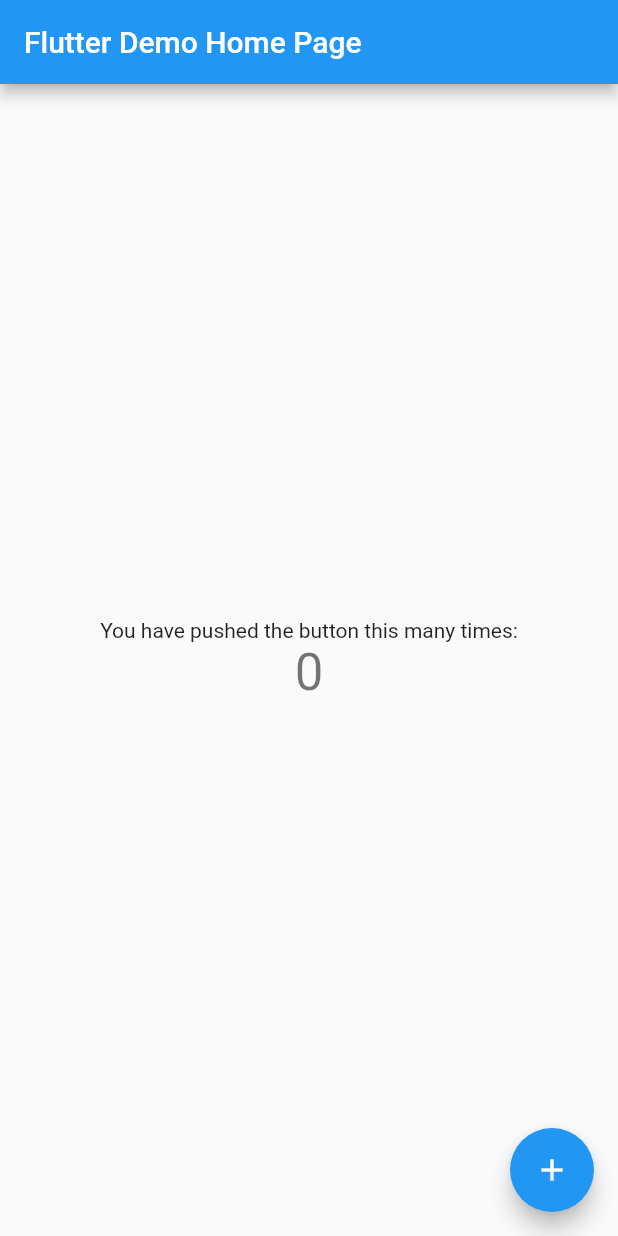
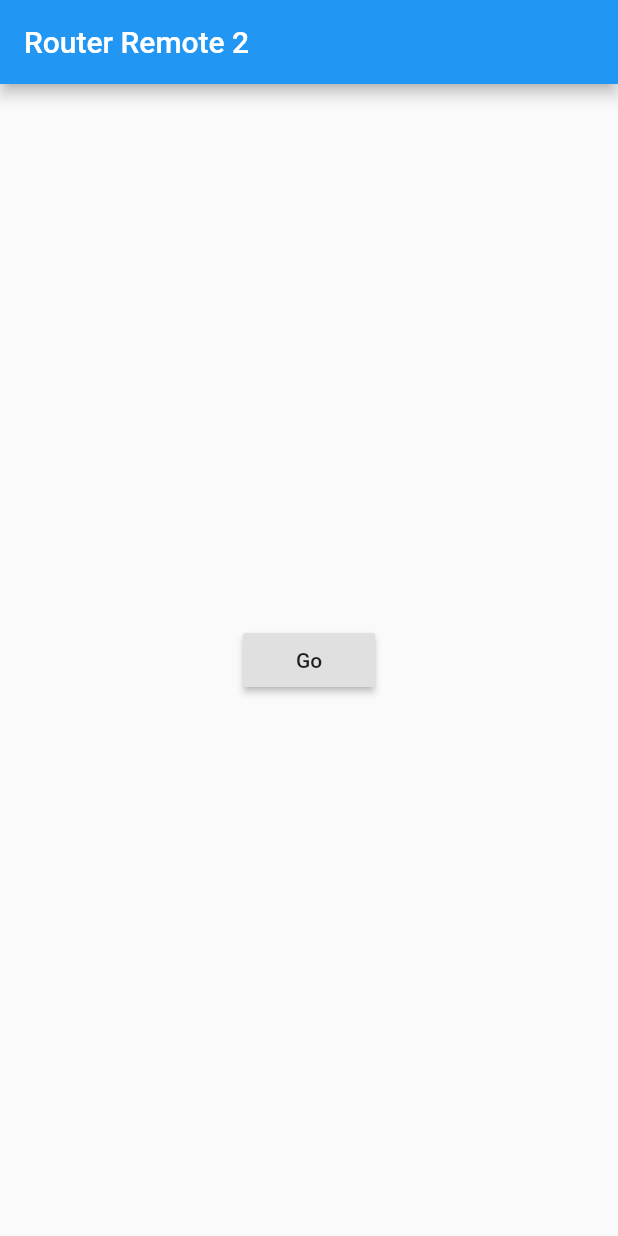
Before and after one commit to amake/router_remote2, a Flutter app: the screen it shows after launch, on a phone screen of 412 x 824 dp. Run offline on Flutter 3.47's test engine with Material 2 defaults, Android fonts, the phone set to English and light mode, and no system bars.

```diff
--- a/lib/main.dart
+++ b/lib/main.dart
@@ -1,41 +1,24 @@
 import 'package:flutter/material.dart';
+
+import 'ddwrt.dart';
 
 void main() => runApp(MyApp());
 
 class MyApp extends StatelessWidget {
-  // This widget is the root of your application.
   @override
   Widget build(BuildContext context) {
     return MaterialApp(
-      title: 'Flutter Demo',
+      title: 'Router Remote 2',
       theme: ThemeData(
-        // This is the theme of your application.
-        //
-        // Try running your application with "flutter run". You'll see the
-        // application has a blue toolbar. Then, without quitting the app, try
-        // changing the primarySwatch below to Colors.green and then invoke
-        // "hot reload" (press "r" in the console where you ran "flutter run",
-        // or simply save your changes to "hot reload" in a Flutter IDE).
-        // Notice that the counter didn't reset back to zero; the application
-        // is not restarted.
         primarySwatch: Colors.blue,
       ),
-      home: MyHomePage(title: 'Flutter Demo Home Page'),
+      home: MyHomePage(title: 'Router Remote 2'),
     );
   }
 }
 
 class MyHomePage extends StatefulWidget {
   MyHomePage({Key key, this.title}) : super(key: key);
-
-  // This widget is the home page of your application. It is stateful, meaning
-  // that it has a State object (defined below) that contains fields that affect
-  // how it looks.
-
-  // This class is the configuration for the state. It holds the values (in this
-  // case the title) provided by the parent (in this case the App widget) and
-  // used by the build method of the State. Fields in a Widget subclass are
-  // always marked "final".
 
   final String title;
 
@@ -44,68 +27,31 @@ class MyHomePage extends StatefulWidget {
 }
 
 class _MyHomePageState extends State<MyHomePage> {
-  int _counter = 0;
-
-  void _incrementCounter() {
-    setState(() {
-      // This call to setState tells the Flutter framework that something has
-      // changed in this State, which causes it to rerun the build method below
-      // so that the display can reflect the updated values. If we changed
-      // _counter without calling setState(), then the build method would not be
-      // called again, and so nothing would appear to happen.
-      _counter++;
-    });
-  }
-
   @override
   Widget build(BuildContext context) {
-    // This method is rerun every time setState is called, for instance as done
-    // by the _incrementCounter method above.
-    //
-    // The Flutter framework has been optimized to make rerunning build methods
-    // fast, so that you can just rebuild anything that needs updating rather
-    // than having to individually change instances of widgets.
     return Scaffold(
       appBar: AppBar(
-        // Here we take the value from the MyHomePage object that was created by
-        // the App.build method, and use it to set our appbar title.
         title: Text(widget.title),
       ),
       body: Center(
-        // Center is a layout widget. It takes a single child and positions it
-        // in the middle of the parent.
         child: Column(
-          // Column is also layout widget. It takes a list of children and
-          // arranges them vertically. By default, it sizes itself to fit its
-          // children horizontally, and tries to be as tall as its parent.
-          //
-          // Invoke "debug painting" (press "p" in the console, choose the
-          // "Toggle Debug Paint" action from the Flutter Inspector in Android
-          // Studio, or the "Toggle Debug Paint" command in Visual Studio Code)
-          // to see the wireframe for each widget.
-          //
-          // Column has various properties to control how it sizes itself and
-          // how it positions its children. Here we use mainAxisAlignment to
-          // center the children vertically; the main axis here is the vertical
-          // axis because Columns are vertical (the cross axis would be
-          // horizontal).
           mainAxisAlignment: MainAxisAlignment.center,
           children: <Widget>[
-            Text(
-              'You have pushed the button this many times:',
-            ),
-            Text(
-              '$_counter',
-              style: Theme.of(context).textTheme.display1,
-            ),
+            RaisedButton(
+              child: Text('Go'),
+              onPressed: () async {
+                final result = await DdWrt().statusOpenVpn(_host, _user, _pass);
+                debugPrint(result.body);
+              },
+            )
           ],
         ),
       ),
-      floatingActionButton: FloatingActionButton(
-        onPressed: _incrementCounter,
-        tooltip: 'Increment',
-        child: Icon(Icons.add),
-      ), // This trailing comma makes auto-formatting nicer for build methods.
     );
   }
 }
+
+// Temporary
+const _host = 'host';
+const _user = 'user';
+const _pass = 'pass';
--- a/pubspec.yaml
+++ b/pubspec.yaml
@@ -23,6 +23,8 @@ dependencies:
   # The following adds the Cupertino Icons font to your application.
   # Use with the CupertinoIcons class for iOS style icons.
   cupertino_icons: ^0.1.2
+
+  http: ^0.12.0
 
 dev_dependencies:
   flutter_test:
```
Also changed, not shown: lib/ddwrt.dart (added, +27 -0 lines), pubspec.lock.
